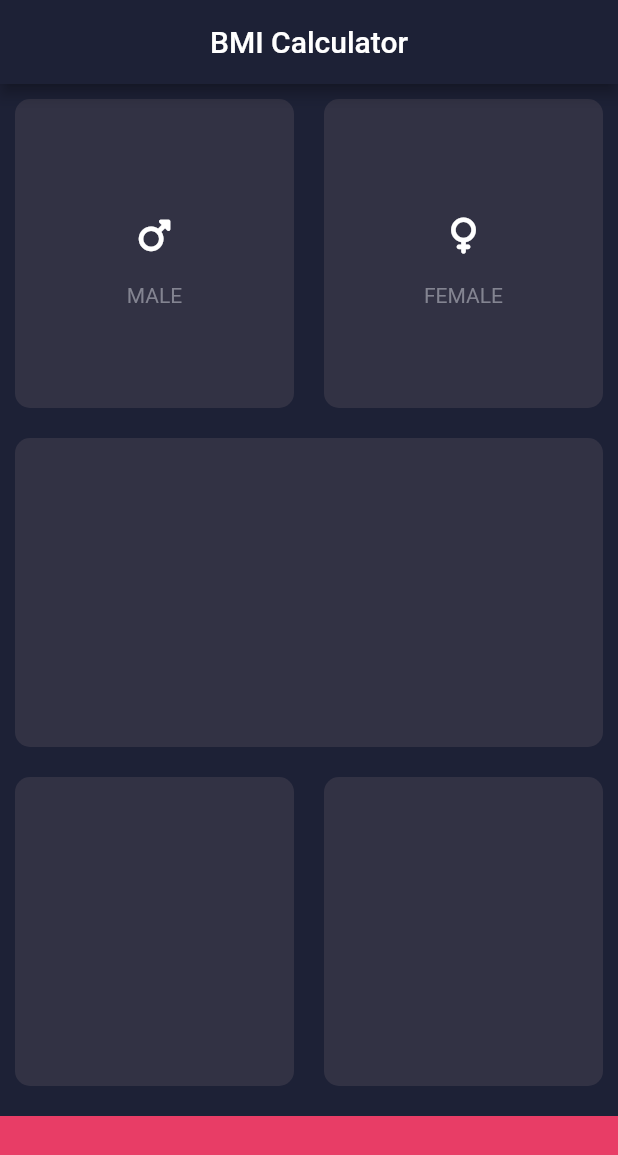
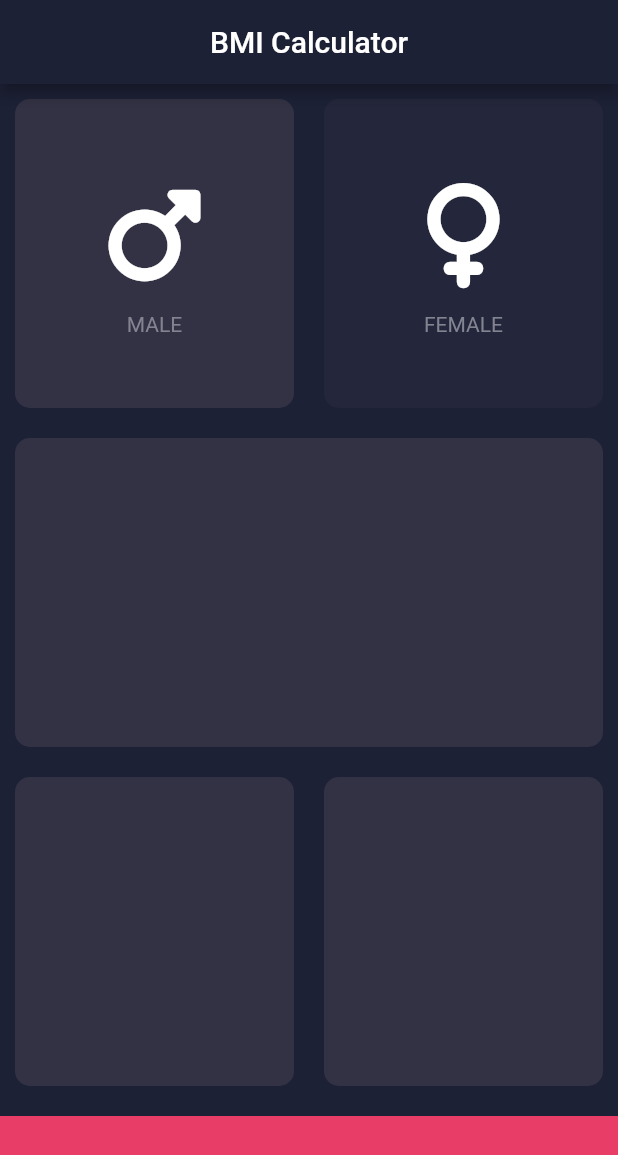
Before and after one commit to CocodriloFeliz/BMI-Calculator-app, a Flutter app: the screen it shows after launch, on a phone screen of 412 x 824 dp. Shown: the top 1155 px of the screen. Run offline on Flutter 3.47's test engine with Material 2 defaults, Android fonts, the phone set to English and light mode, and no system bars; our stand-ins replace font_awesome_flutter.

Commit message:
Refactored widgets

```diff
--- a/lib/input_page.dart
+++ b/lib/input_page.dart
@@ -1,10 +1,18 @@
 import 'package:flutter/material.dart';
 import 'package:font_awesome_flutter/font_awesome_flutter.dart';
+import 'widgets/icon_content.dart';
+import 'widgets/reusable_card.dart';
 
-Color colorCard = const Color(0xFF323244);
+Color activeColour = const Color(0xFF323244);
+Color inactiveColour = const Color(0xFF24263B);
 Color colorBottomContainer = const Color(0xFFE83D66);
 Color colorTitle = const Color(0xFF838491);
 const double bottomContainerHeight = 80.0;
+
+enum Gender {
+  male,
+  female,
+}
 
 class InputPage extends StatefulWidget {
   const InputPage({Key? key}) : super(key: key);
@@ -14,6 +22,9 @@ class InputPage extends StatefulWidget {
 }
 
 class _InputPageState extends State<InputPage> {
+
+  Gender gender = Gender.male;
+
   @override
   Widget build(BuildContext context) {
     return Scaffold(
@@ -29,38 +40,48 @@ class _InputPageState extends State<InputPage> {
                 children: [
                   Expanded(
                     child: ReusableCard(
-                      color: colorCard,
-                      child: ChildInfo(
+                      color: gender == Gender.male ? activeColour : inactiveColour,
+                      child: IconContent(
                         icon: const FaIcon(FontAwesomeIcons.mars),
                         title: 'MALE',
+                        onPressedButton: () {
+                          setState(() {
+                            gender = Gender.male;
+                          });
+                        },
                         colorTitle: colorTitle,
                       ),
                     ),
                   ),
                   Expanded(
                     child: ReusableCard(
-                      color: colorCard,
-                      child: ChildInfo(
+                      color: gender == Gender.female ? activeColour : inactiveColour,
+                      child: IconContent(
                         icon: const FaIcon(FontAwesomeIcons.venus),
                         title: 'FEMALE',
                         colorTitle: colorTitle,
+                        onPressedButton: () {
+                          setState(() {
+                            gender = Gender.female;
+                          });
+                        },
                       ),
-                      ),
+                    ),
                   ),
                 ],
               ),
             ),
             Expanded(
-              child: ReusableCard(color: colorCard),
+              child: ReusableCard(color: activeColour),
             ),
             Expanded(
               child: Row(
                 children: [
                   Expanded(
-                    child: ReusableCard(color: colorCard),
+                    child: ReusableCard(color: activeColour),
                   ),
                   Expanded(
-                    child: ReusableCard(color: colorCard),
+                    child: ReusableCard(color: activeColour),
                   ),
                 ],
               ),
@@ -77,49 +98,3 @@ class _InputPageState extends State<InputPage> {
     );
   }
 }
-
-class ChildInfo extends StatelessWidget {
-  final FaIcon icon;
-  final String title;
-  final Color colorTitle;
-
-  const ChildInfo({Key? key, required this.icon, required this.title, required this.colorTitle}) : super(key: key);
-
-  @override
-  Widget build(BuildContext context) {
-    return Column(
-      mainAxisAlignment: MainAxisAlignment.center,
-      children: [
-        IconButton(
-          icon: icon,
-          onPressed: () {},
-        ),
-        const SizedBox(
-          height: 8.0,
-        ),
-        Text(
-          title,
-          style: TextStyle(color: colorTitle),
-        )
-      ],
-    );
-  }
-}
-
-class ReusableCard extends StatelessWidget {
-  final Color color;
-  final Widget? child;
-
-  const ReusableCard({Key? key, required this.color, this.child})
-      : super(key: key);
-
-  @override
-  Widget build(BuildContext context) {
-    return Container(
-      margin: const EdgeInsets.all(10.0),
-      decoration: BoxDecoration(
-          color: color, borderRadius: BorderRadius.circular(10.0)),
-      child: child,
-    );
-  }
-}
--- /dev/null
+++ b/lib/widgets/icon_content.dart
@@ -0,0 +1,40 @@
+import 'package:flutter/material.dart';
+import 'package:font_awesome_flutter/font_awesome_flutter.dart';
+
+class IconContent extends StatelessWidget {
+  final FaIcon icon;
+  final String title;
+  final Color colorTitle;
+  final Function onPressedButton;
+
+  const IconContent(
+      {Key? key,
+      required this.icon,
+      required this.title,
+      required this.colorTitle,
+      required this.onPressedButton})
+      : super(key: key);
+
+  @override
+  Widget build(BuildContext context) {
+    return Column(
+      mainAxisAlignment: MainAxisAlignment.center,
+      children: [
+        IconButton(
+          icon: icon,
+          iconSize: 70.0,
+          onPressed: (){
+            onPressedButton();
+          },
+        ),
+        const SizedBox(
+          height: 8.0,
+        ),
+        Text(
+          title,
+          style: TextStyle(color: colorTitle),
+        )
+      ],
+    );
+  }
+}
--- /dev/null
+++ b/lib/widgets/reusable_card.dart
@@ -0,0 +1,19 @@
+import 'package:flutter/material.dart';
+
+class ReusableCard extends StatelessWidget {
+  final Color color;
+  final Widget? child;
+
+  const ReusableCard({Key? key, required this.color, this.child})
+      : super(key: key);
+
+  @override
+  Widget build(BuildContext context) {
+    return Container(
+      margin: const EdgeInsets.all(10.0),
+      decoration: BoxDecoration(
+          color: color, borderRadius: BorderRadius.circular(10.0)),
+      child: child,
+    );
+  }
+}
```
